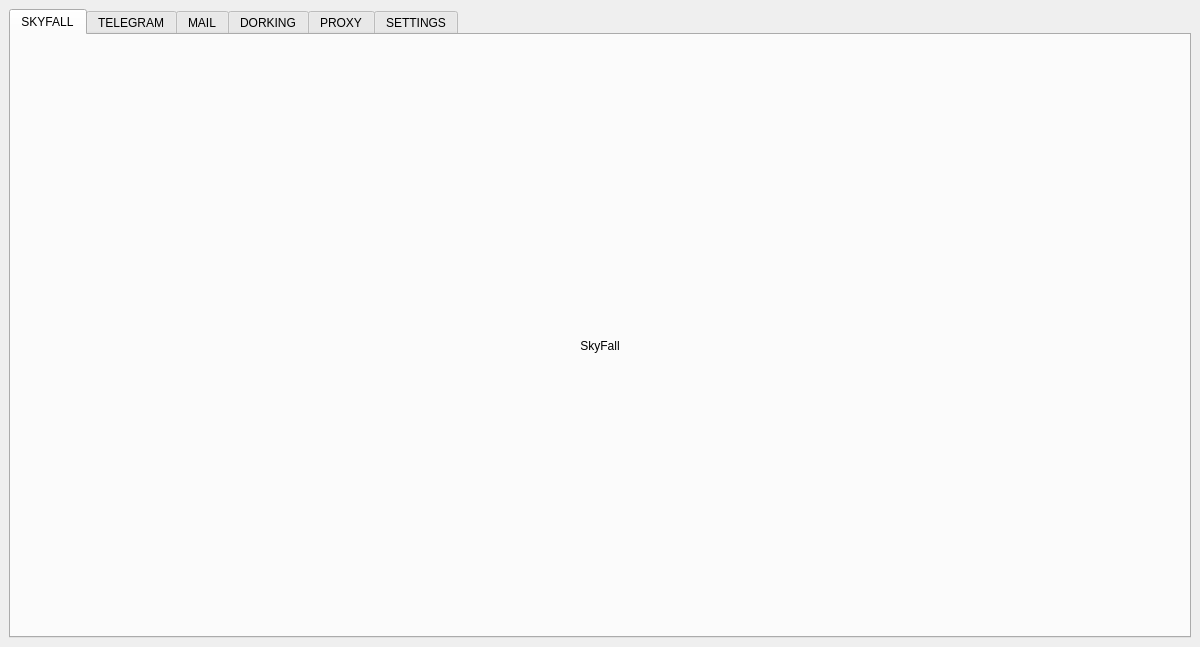
Above: resources/form.ui from Nighty3098/SkyFall before the change. Below: the same form after it.
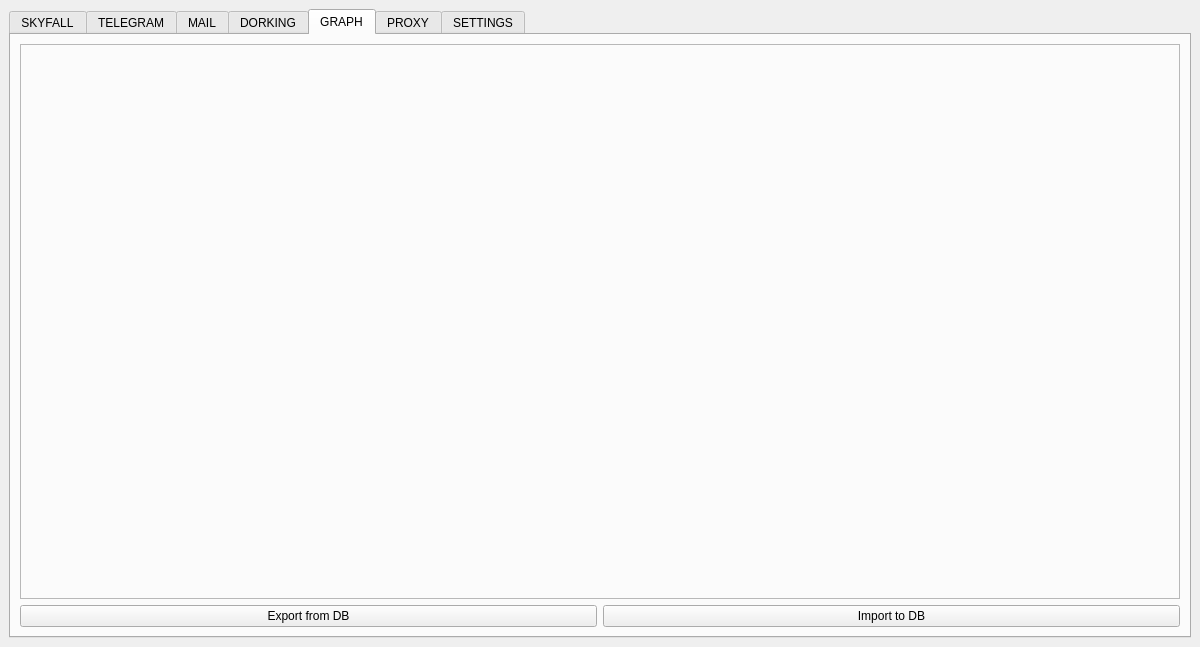
That is the form after the change. The open tabs and pages were chosen to show the change.

What changed in the file:
```diff
--- a/resources/form.ui
+++ b/resources/form.ui
@@ -512,6 +512,41 @@
         </item>
        </layout>
       </widget>
+      <widget class="QWidget" name="graphTab">
+       <attribute name="title">
+        <string>GRAPH</string>
+       </attribute>
+       <layout class="QVBoxLayout" name="verticalLayout_13">
+        <item>
+         <layout class="QGridLayout" name="gridLayout_6">
+          <item row="1" column="0">
+           <widget class="QPushButton" name="exportGraphButton">
+            <property name="text">
+             <string>Export from DB</string>
+            </property>
+           </widget>
+          </item>
+          <item row="1" column="1">
+           <widget class="QPushButton" name="importGraphButton">
+            <property name="text">
+             <string>Import to DB</string>
+            </property>
+           </widget>
+          </item>
+          <item row="0" column="0" colspan="2">
+           <widget class="QFrame" name="frame">
+            <property name="frameShape">
+             <enum>QFrame::Shape::StyledPanel</enum>
+            </property>
+            <property name="frameShadow">
+             <enum>QFrame::Shadow::Raised</enum>
+            </property>
+           </widget>
+          </item>
+         </layout>
+        </item>
+       </layout>
+      </widget>
       <widget class="QWidget" name="proxy_tab">
        <attribute name="title">
         <string>PROXY</string>
```
